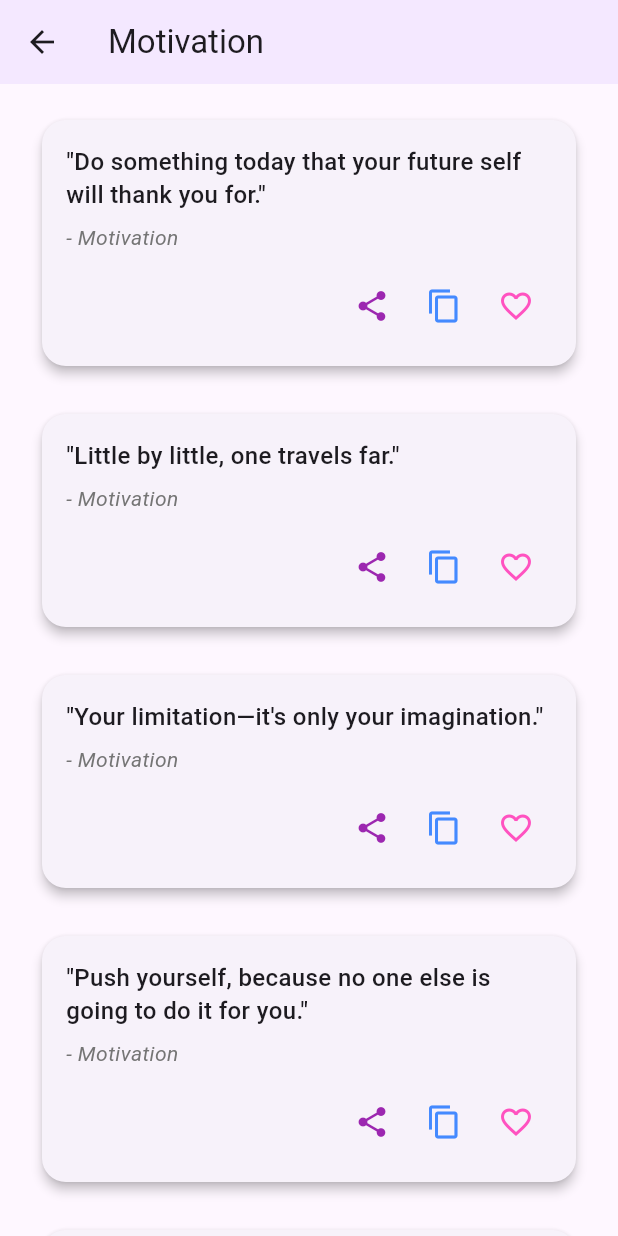
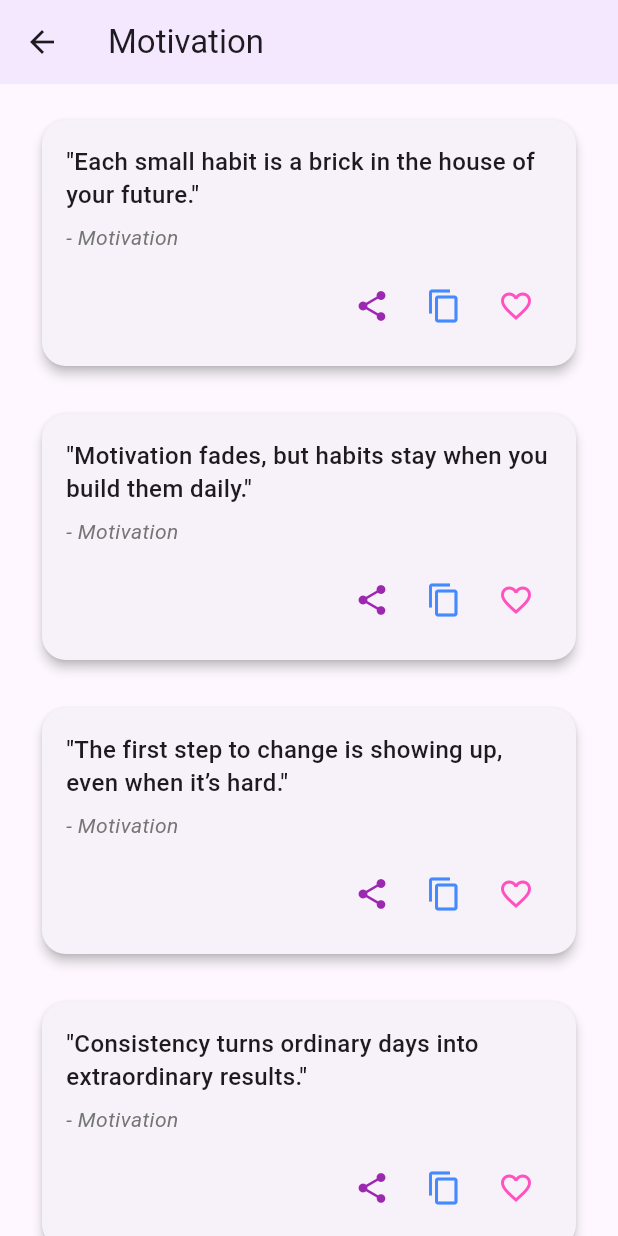
Before and after one commit to nusratmomita/Habiture, a Flutter app: the CategoriesScreen screen opened by its route, after a tap on "Motivation", on a phone screen of 412 x 824 dp. Run offline on Flutter 3.47's test engine with Material 3 defaults, Android fonts, the light colour scheme and no system bars; our stand-ins replace carousel_slider, cloud_firestore, firebase_auth, firebase_core, fl_chart, flutter_staggered_animations and 2 more; accounts and stored records are empty.

Commit message:
Changed quote functionality

```diff
--- a/lib/models/habit.dart
+++ b/lib/models/habit.dart
@@ -4,7 +4,8 @@ class HabitModel {
   final String id;
   final String title;
   final String description;
-  final String frequency;// everyday or sometimes
+  final String frequency; // daily, weekly, monthly
+  final String category; // NEW
   final DateTime createdAt;
   final List<DateTime> completedDates;
 
@@ -13,23 +14,27 @@ class HabitModel {
     required this.title,
     required this.description,
     required this.frequency,
+    required this.category, // NEW
     required this.createdAt,
     required this.completedDates,
   });
 
- // reading data from firebase
+  // reading data from firebase
   factory HabitModel.fromMap(Map<String, dynamic> habit, String documentId) {
     return HabitModel(
       id: documentId,
       title: habit['title'] ?? '',
       description: habit['description'] ?? '',
-      frequency: habit['frequency'] ?? 'day',
+      frequency: habit['frequency'] ?? 'daily',
+      category: habit['category'] ?? 'General', // fallback if missing
       createdAt: (habit['createdAt'] is Timestamp)
           ? (habit['createdAt'] as Timestamp).toDate()
           : DateTime.now(),
       completedDates: (habit['completedDates'] as List<dynamic>?)
-          ?.map((e) => e is Timestamp ? e.toDate() : DateTime.tryParse(e.toString())!)
-          .toList() ?? [],
+              ?.map((e) =>
+                  e is Timestamp ? e.toDate() : DateTime.tryParse(e.toString())!)
+              .toList() ??
+          [],
     );
   }
 
@@ -40,14 +45,16 @@ class HabitModel {
       'title': title,
       'description': description,
       'frequency': frequency,
-      'createdAt': Timestamp.fromDate(createdAt),// getting the current date and time of a habit
-      'completedDates': completedDates.map((e) => Timestamp.fromDate(e)).toList(),
+      'category': category, // NEW
+      'createdAt': Timestamp.fromDate(createdAt),
+      'completedDates':
+          completedDates.map((e) => Timestamp.fromDate(e)).toList(),
     };
   }
 
   // calculating streak
   int get currentStreak {
-    if (completedDates.isEmpty) return 0;// not continued
+    if (completedDates.isEmpty) return 0;
 
     final sortedDates = List<DateTime>.from(completedDates)
       ..sort((a, b) => b.compareTo(a));
@@ -70,14 +77,13 @@ class HabitModel {
   int get longestStreak {
     if (completedDates.isEmpty) return 0;
 
-    final sortedDates = List<DateTime>.from(completedDates)
-      ..sort();
+    final sortedDates = List<DateTime>.from(completedDates)..sort();
 
     int longest = 1;
     int current = 1;
 
     for (int i = 1; i < sortedDates.length; i++) {
-      final diff = sortedDates[i].difference(sortedDates[i-1]).inDays;
+      final diff = sortedDates[i].difference(sortedDates[i - 1]).inDays;
       if (diff == 1) {
         current++;
         if (current > longest) longest = current;
@@ -113,17 +119,17 @@ class HabitModel {
   double get completionPercentage {
     final now = DateTime.now();
     final weekStart = now.subtract(Duration(days: now.weekday));
-    final completedDays = completedDates.where((date) =>
-    date.isAfter(weekStart) && date.isBefore(now.add(const Duration(days: 1)))
-    ).length;
+    final completedDays = completedDates
+        .where((date) =>
+            date.isAfter(weekStart) &&
+            date.isBefore(now.add(const Duration(days: 1))))
+        .length;
 
     return (completedDays / 7) * 100;
   }
 
   bool isDateCompleted(DateTime date) {
     return completedDates.any((d) =>
-    d.year == date.year &&
-        d.month == date.month &&
-        d.day == date.day);
+        d.year == date.year && d.month == date.month && d.day == date.day);
   }
 }
--- a/lib/providers/quote_provider.dart
+++ b/lib/providers/quote_provider.dart
@@ -14,67 +14,37 @@ class QuotesProvider extends ChangeNotifier {
   String? _selectedCategory;
   String? get selectedCategory => _selectedCategory;
 
-  // Local category-based quotes
+  // Local category-based quotes (Refreshed with unique habit-related quotes)
   final Map<String, List<String>> localQuotes = {
     "Motivation": [
-      "Do something today that your future self will thank you for.",
-      "Little by little, one travels far.",
-      "Your limitation—it's only your imagination.",
-      "Push yourself, because no one else is going to do it for you.",
-      "Great things never come from comfort zones.",
-      "Dream it. Wish it. Do it.",
-      "Success doesn't just find you. You have to go out and get it.",
-      "The harder you work for something, the greater you'll feel when you achieve it.",
-      "Don't stop when you're tired. Stop when you're done.",
-      "Wake up with determination. Go to bed with satisfaction.",
+      "Each small habit is a brick in the house of your future.",
+      "Motivation fades, but habits stay when you build them daily.",
+      "The first step to change is showing up, even when it’s hard.",
+      "Consistency turns ordinary days into extraordinary results.",
     ],
     "Discipline": [
-      "Discipline is the bridge between goals and accomplishment.",
-      "Your habits will determine your future.",
-      "Small daily improvements over time lead to stunning results.",
-      "Motivation gets you started. Discipline keeps you going.",
-      "The pain of discipline is nothing like the pain of regret.",
-      "Discipline is choosing between what you want now and what you want most.",
-      "Success is nothing more than a few simple disciplines practiced every day.",
-      "Consistency is key.",
-      "You don’t have to be extreme, just consistent.",
-      "Self-control is strength.",
+      "Discipline is choosing habit over mood.",
+      "Discipline is remembering what you said you’d do long after the feeling left.",
+      "Each disciplined choice strengthens the habit muscle.",
+      "The cost of discipline is small compared to the regret of neglect.",
     ],
     "Success": [
-      "Success is the sum of small efforts, repeated day in and day out.",
-      "Don’t be afraid to give up the good to go for the great.",
-      "Success usually comes to those who are too busy to be looking for it.",
-      "Opportunities don't happen. You create them.",
-      "Don't wait for opportunity. Create it.",
-      "The road to success is always under construction.",
-      "Success is walking from failure to failure with no loss of enthusiasm.",
-      "The key to success is to focus on goals, not obstacles.",
-      "Success is not in what you have, but who you become.",
-      "Small wins lead to big successes.",
+      "Success is built one habit at a time, never overnight.",
+      "The difference between wishing and achieving is daily habits.",
+      "Success is the shadow cast by disciplined habits.",
+      "Your habits decide whether success feels near or far.",
     ],
     "Habits": [
-      "Small habits build big results.",
-      "Your habits decide your tomorrow.",
-      "Excellence is not an act, but a habit.",
-      "Motivation is what gets you started. Habit is what keeps you going.",
-      "We are what we repeatedly do. Excellence, then, is not an act, but a habit.",
-      "Good habits formed at youth make all the difference.",
-      "The chains of habit are too weak to be felt until they are too strong to be broken.",
-      "Successful people are simply those with successful habits.",
-      "Habits are the compound interest of self-improvement.",
-      "Your life today is essentially the sum of your habits.",
+      "Good habits free you, bad habits trap you.",
+      "The best habit you can build is the one you keep.",
+      "Your future self is built by your current habits.",
+      "Habits outlive motivation, and that’s their power.",
     ],
     "Growth": [
-      "Push yourself, because no one else is going to do it for you.",
-      "Growth begins at the end of your comfort zone.",
-      "What you do today can improve all your tomorrows.",
-      "The only way to grow is to challenge yourself.",
-      "Don’t limit your challenges. Challenge your limits.",
-      "Change is painful, but nothing is as painful as staying stuck.",
-      "Every next level of your life will demand a different you.",
-      "Growth is never by mere chance; it is the result of forces working together.",
-      "Strive for progress, not perfection.",
-      "The biggest room in the world is the room for improvement.",
+      "Growth begins when a habit challenges your comfort zone.",
+      "A habit of learning guarantees a lifetime of growth.",
+      "Growth is not what happens in a day, but what habits repeat daily.",
+      "To grow, plant one habit and water it with consistency.",
     ],
   };
 
--- a/lib/utils/local_quotes.dart
+++ b/lib/utils/local_quotes.dart
@@ -1,88 +1,86 @@
-// utils/local_quotes.dart
 final Map<String, List<String>> localQuotes = {
   "Motivation": [
-    "Do something today that your future self will thank you for.",
-    "Little by little, one travels far.",
-    "Don’t stop when you’re tired. Stop when you’re done.",
-    "The harder you work for something, the greater you’ll feel when you achieve it.",
-    "Dream it. Wish it. Do it.",
-    "It always seems impossible until it’s done.",
-    "Push yourself, because no one else is going to do it for you.",
-    "Great things never come from comfort zones.",
-    "The secret of getting ahead is getting started.",
-    "Wake up with determination. Go to bed with satisfaction.",
-    "Small progress each day adds up to big results.",
+    "Your actions today write the story of your tomorrow.",
+    "Energy flows where your focus goes.",
+    "Momentum builds when you take the first small step.",
+    "Success starts with showing up every single day.",
+    "Great journeys begin with consistent small strides.",
+    "Keep moving — even a slow pace beats standing still.",
+    "Every effort compounds, whether you notice it or not.",
+    "Motivation fades, but discipline carries you forward.",
+    "Start before you feel ready.",
+    "The gap between who you are and who you want to be is closed by habits."
   ],
   "Discipline": [
-    "Discipline is the bridge between goals and accomplishment.",
-    "Your habits will determine your future.",
-    "Without discipline, success is impossible.",
-    "Self-discipline begins with the mastery of your thoughts.",
-    "Discipline weighs ounces, regret weighs tons.",
-    "Motivation gets you going, but discipline keeps you growing.",
-    "Discipline is choosing between what you want now and what you want most.",
-    "Freedom is nothing else but a chance to be better — and discipline is the way.",
-    "Consistency is harder when no one is clapping for you. Be disciplined anyway.",
-    "Discipline is the silent power behind every great success.",
+    "Discipline is doing what needs to be done, even when you don’t feel like it.",
+    "Routine builds resilience; chaos breeds regret.",
+    "Your discipline today becomes your freedom tomorrow.",
+    "Discipline is self-respect in action.",
+    "Comfort whispers excuses, discipline delivers results.",
+    "The strongest muscle is trained through consistency.",
+    "Discipline is the silent agreement between who you are and who you want to become.",
+    "Every decision strengthens or weakens your discipline muscle.",
+    "Discipline means choosing progress over impulses.",
+    "Freedom without discipline is wasted potential."
   ],
   "Success": [
-    "Success is the sum of small efforts, repeated day in and day out.",
-    "Success doesn’t come to you, you go to it.",
-    "Great things never come from comfort zones.",
-    "Success is not in what you have, but who you are.",
-    "Opportunities don’t happen. You create them.",
-    "Don’t wait for opportunity. Create it.",
-    "The way to get started is to quit talking and begin doing.",
-    "Success is walking from failure to failure with no loss of enthusiasm.",
-    "Success usually comes to those who are too busy to be looking for it.",
-    "There are no secrets to success. It is the result of preparation, hard work, and learning from failure.",
+    "Success is built quietly in daily routines no one sees.",
+    "Habits plant the seeds; success grows in their shade.",
+    "Success is the reward of ordinary people with extraordinary consistency.",
+    "There is no finish line, only the next level of growth.",
+    "Success is earned in silence and celebrated in echoes.",
+    "Tiny wins create unstoppable momentum.",
+    "Success is persistence dressed in patience.",
+    "What looks like luck is often discipline in disguise.",
+    "Success belongs to those who act when motivation fades.",
+    "Your habits forecast your success more than your goals do."
   ],
   "Habits": [
-    "Small habits build big results.",
-    "Your habits decide your tomorrow.",
-    "We are what we repeatedly do.",
-    "Good habits formed at youth make all the difference.",
-    "Motivation is what gets you started. Habit is what keeps you going.",
-    "Your future is hidden in your daily routine.",
-    "Excellence is not an act, but a habit.",
-    "Drop by drop fills the pot — so it is with habits.",
-    "The chains of habit are too weak to be felt until they are too strong to be broken.",
-    "Successful people are simply those with successful habits.",
+    "Habits shape destiny more than intentions ever could.",
+    "Your future is hidden in your daily choices.",
+    "Habits are votes for the person you wish to become.",
+    "Stack small habits and they will lift you to greatness.",
+    "Habits are invisible architects of your life.",
+    "Identity grows from repeated actions, not occasional effort.",
+    "Habits are the seeds; character is the harvest.",
+    "What you practice, you perfect — good or bad.",
+    "Habits turn discipline into second nature.",
+    "You don’t decide your future, you decide your habits — and your habits decide your future."
   ],
   "Growth": [
-    "Push yourself, because no one else is going to do it for you.",
-    "Growth and comfort do not coexist.",
-    "Difficulties strengthen the mind, as labor does the body.",
-    "Be not afraid of growing slowly, be afraid only of standing still.",
-    "The key to growth is the introduction of higher dimensions of consciousness into our awareness.",
-    "Change is the end result of all true learning.",
-    "The journey of growth begins the moment you decide to step forward.",
-    "Don’t go through life, grow through life.",
-    "Mistakes are proof that you’re trying and growing.",
-    "Growth is painful. Change is painful. But nothing is as painful as staying stuck.",
+    "Growth begins where comfort ends.",
+    "A challenge accepted is a growth earned.",
+    "Growth is uncomfortable because it demands change.",
+    "You cannot climb new heights with old habits.",
+    "Growth is not found in speed but in persistence.",
+    "Failure is fertilizer for growth.",
+    "Each struggle stretches you into a stronger version of yourself.",
+    "Growth requires courage to let go of the familiar.",
+    "Choose progress over perfection — that’s true growth.",
+    "Growth is the reward for consistent effort, not occasional leaps."
   ],
   "Wisdom": [
-    "The only true wisdom is in knowing you know nothing.",
-    "Turn your wounds into wisdom.",
-    "Knowing yourself is the beginning of all wisdom.",
-    "A wise man learns more from his enemies than a fool from his friends.",
-    "Knowledge speaks, but wisdom listens.",
-    "Wisdom is the reward you get for a lifetime of listening.",
-    "The invariable mark of wisdom is to see the miraculous in the common.",
-    "Patience is the companion of wisdom.",
-    "Silence is the sleep that nourishes wisdom.",
-    "Wisdom begins in wonder.",
+    "Wisdom is knowing when to act and when to wait.",
+    "True wisdom is measured in perspective, not words.",
+    "Wisdom whispers where knowledge shouts.",
+    "Learning gives knowledge, reflection gives wisdom.",
+    "Wisdom grows in silence, not in noise.",
+    "A wise mind sees value in both success and failure.",
+    "Patience is often the deepest form of wisdom.",
+    "Wisdom begins when ego ends.",
+    "The wise learn not just from answers but from better questions.",
+    "Wisdom is living the lesson, not just knowing it."
   ],
   "Mindfulness": [
-    "The present moment is filled with joy and happiness.",
-    "Mindfulness is the aware, balanced acceptance of the present experience.",
-    "Feelings come and go like clouds in a windy sky. Conscious breathing is my anchor.",
-    "Walk as if you are kissing the Earth with your feet.",
-    "Mindfulness isn’t difficult, we just need to remember to do it.",
-    "Breathe in deeply to bring your mind home to your body.",
-    "Every morning we are born again. What we do today is what matters most.",
-    "Be where you are, not where you think you should be.",
-    "Peace comes from within. Do not seek it without.",
-    "Smile, breathe, and go slowly.",
+    "Mindfulness is catching life in real time.",
+    "Peace is found in the breath between thoughts.",
+    "Mindfulness means noticing the small miracles of ordinary moments.",
+    "Stillness is not the absence of movement but the presence of awareness.",
+    "Breathe as if each breath is your first and your last.",
+    "Mindfulness is not about doing more, but being fully here.",
+    "Each mindful step is a victory over distraction.",
+    "Happiness lives in the now, not in the next.",
+    "The present moment is the only teacher you truly have.",
+    "Slowness reveals what hurry hides."
   ],
 };
```
Also changed, not shown: lib/screens/habit/add_edit_habit.dart (+52 -9 lines).
